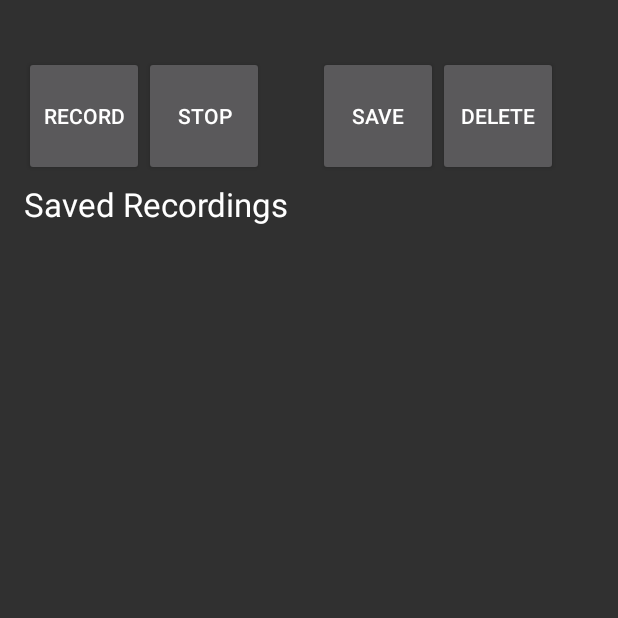
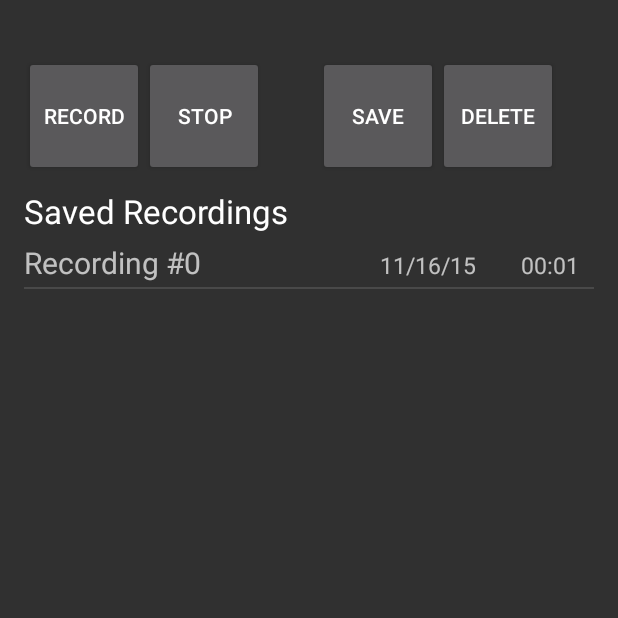
Before and after one commit to NicLew/Chordinate, an Android app: the RecordActivity screen opened directly, with no data from a screen before it, after a tap on "SAVE", on a phone screen of 412 x 824 dp, the top half of it. Run offline under Robolectric (Android 15) with nearby library versions, the light colour scheme and no system bars; 3 other taps on this screen came first.

Commit message:
Can select, play, and edit name of recording from list.

```diff
--- a/app/src/main/java/edu/pacificu/chordinate/chordinate/SavedRecording.java
+++ b/app/src/main/java/edu/pacificu/chordinate/chordinate/SavedRecording.java
@@ -5,7 +5,7 @@ import android.os.Environment;
 import java.io.File;
 import java.text.SimpleDateFormat;
 import java.util.Date;
-import java.util.concurrent.TimeUnit;
+//import java.util.concurrent.TimeUnit;
 
 /**
  * Created by lewe4441 on 11/8/2015.
@@ -18,11 +18,8 @@ public class SavedRecording {
     private long mLength; // what data type? use System.currentTimeMillis()
 
     SavedRecording (int fileNum) {
-        //String fileName;
         mFileName = Environment.getExternalStorageDirectory().getAbsolutePath();
         mFileName += "/recording_file_"+Integer.toString(fileNum)+".3gp";
-        //mFileName = Environment.getExternalStorageDirectory().getAbsolutePath();
-        //mFileName += "/recording_file_"+fileNum+".3gp";
         mFile = new File(mFileName);
 
         mRecName = "Recording #"+Integer.toString(fileNum);
@@ -66,6 +63,19 @@ public class SavedRecording {
         mRecName = newName;
     }
 
+    public void setLength (long length) {
+        mLength = length;
+    }
+
+    public String getLengthStr () {
+        String lenString = null;
+        SimpleDateFormat lenFormat = new SimpleDateFormat("mm:ss");
+
+        lenString = lenFormat.format(new Date(mLength));
+
+        return lenString;
+    }
+
 //    public SavedRecording strToSavedRecording (String line) {
 //
 //    }
--- /dev/null
+++ b/app/src/main/java/edu/pacificu/chordinate/chordinate/SavedRecordingsAdapter.java
@@ -0,0 +1,39 @@
+package edu.pacificu.chordinate.chordinate;
+
+import android.content.Context;
+import android.view.LayoutInflater;
+import android.view.View;
+import android.view.ViewGroup;
+import android.widget.ArrayAdapter;
+import android.widget.TextView;
+
+import java.util.ArrayList;
+
+/**
+ * Created by lewe4441 on 11/9/2015.
+ */
+public class SavedRecordingsAdapter extends ArrayAdapter<SavedRecording> {
+    public SavedRecordingsAdapter(Context context, ArrayList<SavedRecording> users) {
+        super(context, 0, users);
+    }
+
+    @Override
+    public View getView(int position, View convertView, ViewGroup parent) {
+        // Get the data item for this position
+        SavedRecording savedRecording = getItem(position);
+        // Check if an existing view is being reused, otherwise inflate the view
+        if (convertView == null) {
+            convertView = LayoutInflater.from(getContext()).inflate(R.layout.item_saved_recording, parent, false);
+        }
+        // Lookup view for data population
+        TextView tvRecName = (TextView) convertView.findViewById(R.id.tvRecName);
+        TextView tvRecDate = (TextView) convertView.findViewById(R.id.tvRecDate);
+        TextView tvRecLength = (TextView) convertView.findViewById(R.id.tvRecLength);
+        // Populate the data into the template view using the data object
+        tvRecName.setText(savedRecording.getRecName());
+        tvRecDate.setText(savedRecording.getDateStr());
+        tvRecLength.setText(savedRecording.getLengthStr());
+        // Return the completed view to render on screen
+        return convertView;
+    }
+}
--- a/app/src/main/res/layout/activity_record.xml
+++ b/app/src/main/res/layout/activity_record.xml
@@ -35,10 +35,12 @@
         android:layout_alignParentStart="true"
         android:layout_marginBottom="0dp"
         android:layout_alignParentRight="true"
-        android:layout_marginTop="135dp"
+        android:layout_marginTop="145dp"
         android:layout_marginLeft="0dp"
         android:layout_marginRight="0dp"
-        android:layout_alignParentEnd="true" />
+        android:layout_alignParentEnd="true"
+        android:choiceMode="singleChoice"
+        android:listSelector="@android:color/holo_blue_dark"/>
 
     <TextView
         android:layout_width="wrap_content"
@@ -48,7 +50,7 @@
         android:id="@+id/listTitleText"
         android:layout_alignParentRight="true"
         android:layout_alignParentEnd="true"
-        android:layout_marginTop="105dp"
+        android:layout_marginTop="110dp"
         android:layout_marginRight="0dp"
         android:layout_alignParentLeft="true"
         android:layout_alignParentStart="true"
--- /dev/null
+++ b/app/src/main/res/layout/item_saved_recording.xml
@@ -0,0 +1,33 @@
+<?xml version="1.0" encoding="utf-8"?>
+<LinearLayout xmlns:android="http://schemas.android.com/apk/res/android"
+    android:layout_width="match_parent"
+    android:layout_height="match_parent" >
+    <TextView
+        android:id="@+id/tvRecName"
+        android:layout_width="wrap_content"
+        android:layout_height="30dp"
+        android:text="@string/record_list_item_name_default"
+        android:textSize="20sp"
+        android:gravity="start"
+        android:layout_weight="1" />
+
+    <TextView
+        android:id="@+id/tvRecDate"
+        android:layout_width="wrap_content"
+        android:layout_height="30dp"
+        android:text="@string/record_list_item_date_default"
+        android:textSize="15sp"
+        android:layout_weight="1"
+        android:gravity="end"
+        android:layout_marginRight="10dp"/>
+
+    <TextView
+        android:id="@+id/tvRecLength"
+        android:layout_width="wrap_content"
+        android:layout_height="30dp"
+        android:text="@string/record_list_item_length_default"
+        android:textSize="15sp"
+        android:gravity="end"
+        android:layout_marginRight="10dp"
+        android:layout_marginLeft="20dp" />
+</LinearLayout>
--- a/app/src/main/res/values/strings.xml
+++ b/app/src/main/res/values/strings.xml
@@ -42,6 +42,8 @@
     <string name="record_playback_button_stop">Stop</string>
     <string name="record_save_button">Save</string>
     <string name="record_delete_button">Delete</string>
+    <string name="record_exit_dialog_button">Close</string>
+    <string name="record_save_dialog_button">Save</string>
     <string name="record_list_title">Saved Recordings</string>
     <string name="record_list_item_name_default">Name</string>
     <string name="record_list_item_date_default">Date</string>
```
Also changed, not shown: app/src/main/java/edu/pacificu/chordinate/chordinate/RecordActivity.java (+62 -14 lines), app/src/main/res/layout/item_saved_recording_selected.xml (added, +59 -0 lines), 1 other file.
